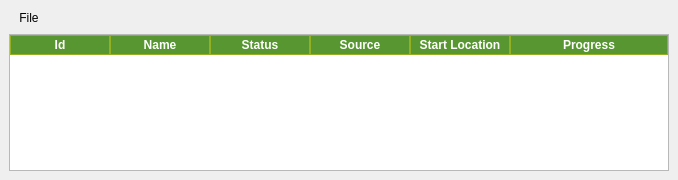
All4Gis/QGISFMV, file code/ui/ui_FmvManager.ui: the form before one commit.
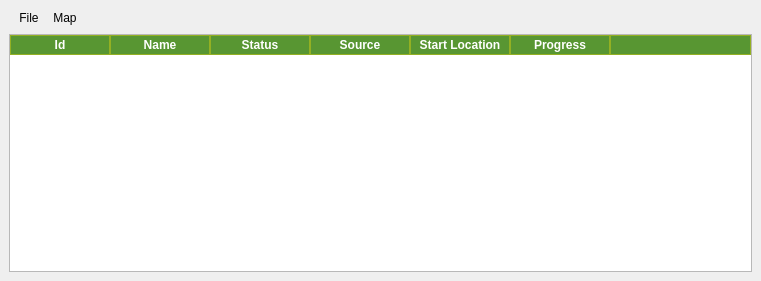
The form after the commit. Icons and pictures are not drawn.

Diff of the .ui file:
```diff
--- a/code/ui/ui_FmvManager.ui
+++ b/code/ui/ui_FmvManager.ui
@@ -6,8 +6,8 @@
    <rect>
     <x>0</x>
     <y>0</y>
-    <width>678</width>
-    <height>180</height>
+    <width>761</width>
+    <height>281</height>
    </rect>
   </property>
   <property name="windowIcon">
@@ -39,7 +39,16 @@
        <addaction name="actionOpen_Stream"/>
        <addaction name="actionOpen_MPEG2_File"/>
       </widget>
+      <widget class="QMenu" name="menuMap">
+       <property name="title">
+        <string>Map</string>
+       </property>
+       <addaction name="actionCenter_on_Platform"/>
+       <addaction name="actionCenter_on_Footprint"/>
+       <addaction name="actionCenter_Target"/>
+      </widget>
       <addaction name="menuFile"/>
+      <addaction name="menuMap"/>
      </widget>
     </item>
     <item>
@@ -128,16 +137,21 @@
         <string>Source</string>
        </property>
       </column>
-	  <column>
+      <column>
        <property name="text">
         <string>Start Location</string>
        </property>
       </column>
-	  <column>
+      <column>
        <property name="text">
         <string>Progress</string>
        </property>
       </column>
+      <column>
+       <property name="text">
+        <string/>
+       </property>
+      </column>
      </widget>
     </item>
    </layout>
```
Left out of the diff: 81 changed lines with no effect on the pictures.
